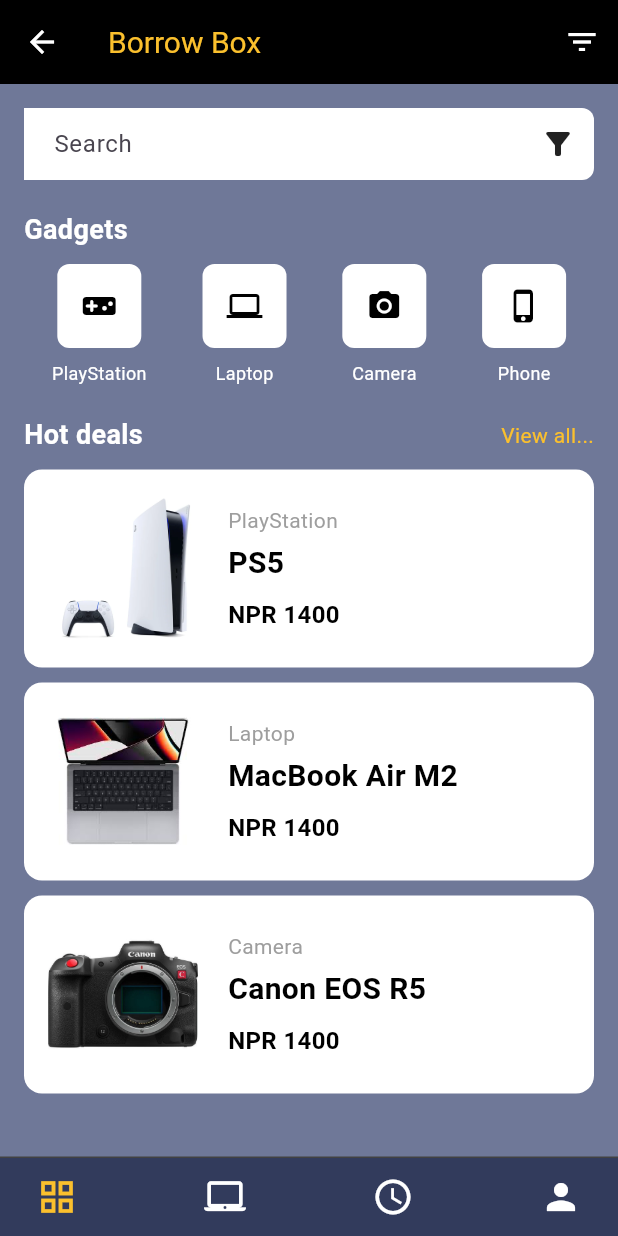
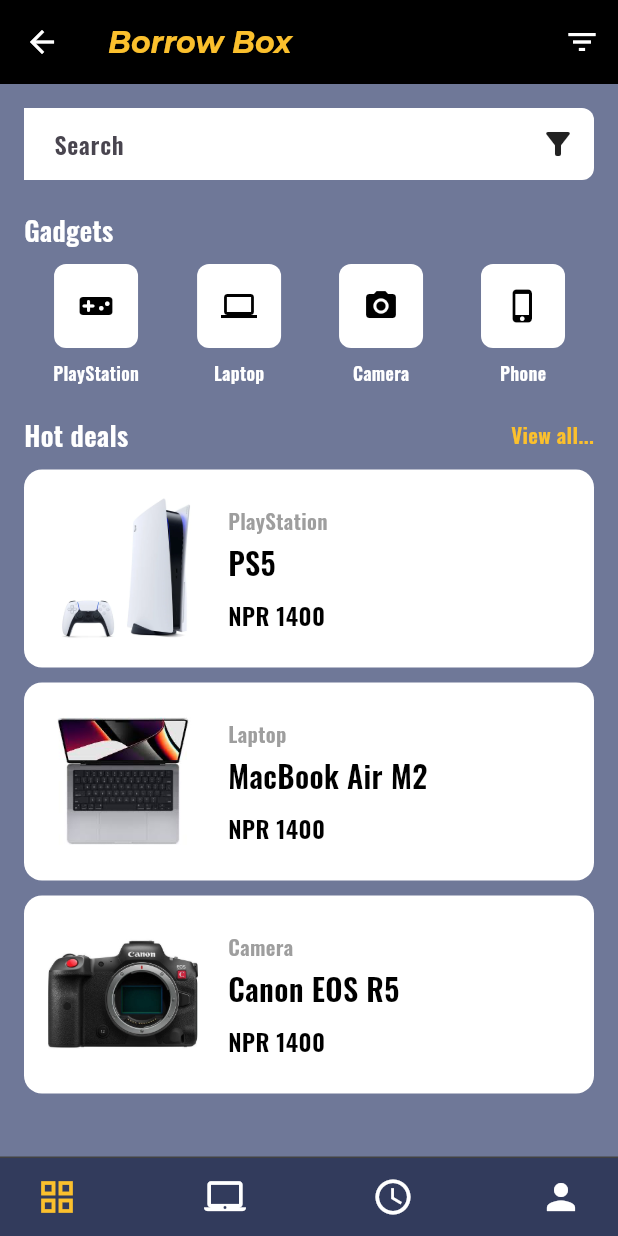
Before and after one commit to sashwatt/borrowbox, a Flutter app: the Dashboard screen opened by its route, on a phone screen of 412 x 824 dp. Run offline on Flutter 3.47's test engine with Material 3 defaults, Android fonts, the phone set to English and light mode, and no system bars.

Commit message:
font and themes

```diff
--- a/tech_rental/lib/core/app_theme/app_theme.dart
+++ b/tech_rental/lib/core/app_theme/app_theme.dart
@@ -4,13 +4,14 @@ class AppTheme {
   static ThemeData get theme {
     return ThemeData(
       primaryColor: Colors.blue,
-      // fontFamily: 'Montserrart Regular',
+      fontFamily: 'Oswald Semi Bold',
       appBarTheme: const AppBarTheme(
         color: Colors.black,
         elevation: 0,
         iconTheme: IconThemeData(color: Colors.white),
         titleTextStyle: TextStyle(
           color: Colors.yellow,
+          fontFamily: 'Montserrat Bold Italic',
           fontSize: 20,
         ),
       ),
--- a/tech_rental/lib/view/dashboard.dart
+++ b/tech_rental/lib/view/dashboard.dart
@@ -34,10 +34,7 @@ class _DashboardState extends State<Dashboard> {
         iconTheme: const IconThemeData(color: Colors.white),
         title: Text(
           'Borrow Box',
-          style: TextStyle(
-              color: Colors.yellow[700],
-              // fontFamily: 'Montserrart Italic',
-              fontSize: 20),
+          style: TextStyle(color: Colors.yellow[700], fontSize: 20),
         ),
         actions: [
           IconButton(
```
Also changed, not shown: tech_rental/pubspec.yaml (+8 -10 lines), tech_rental/assets/fonts/Montserrat-Bold.ttf (deleted), tech_rental/assets/fonts/Montserrat-BoldItalic.ttf (added), tech_rental/assets/fonts/Montserrat-Italic.ttf (deleted), tech_rental/assets/fonts/Montserrat-Regular.ttf (deleted), tech_rental/assets/fonts/Oswald-Bold.ttf (added), tech_rental/assets/fonts/Oswald-Regular.ttf (added), tech_rental/assets/fonts/Oswald-SemiBold.ttf (added).
